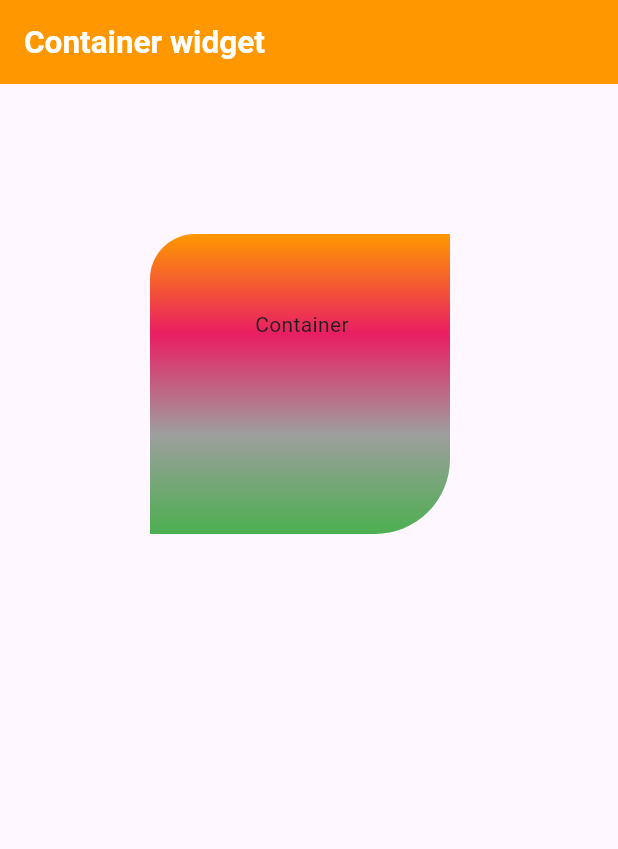
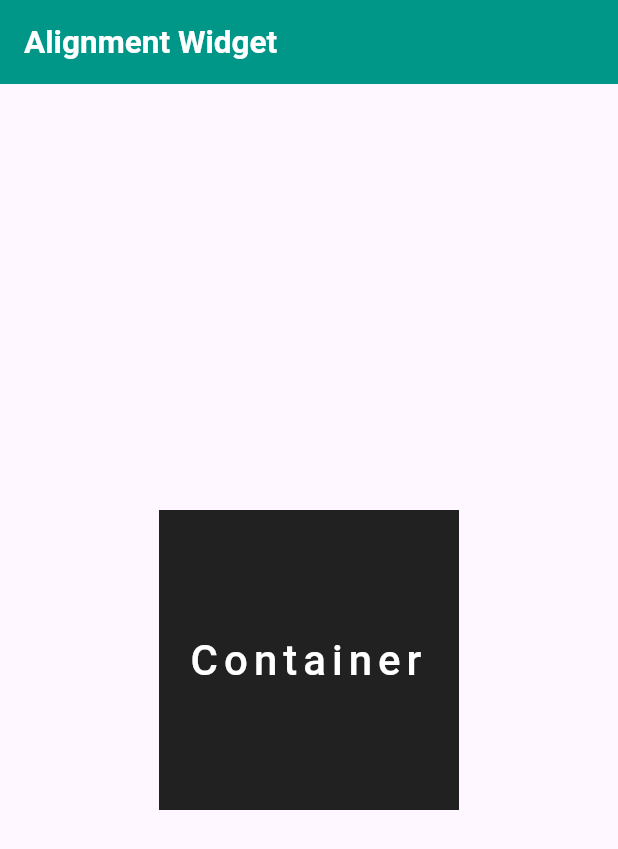
Before and after one commit to Malik399758/flutter_urraan_batch40_ui, a Flutter app: the screen it shows after launch, on a phone screen of 412 x 824 dp. Shown: the top 849 px of the screen. Run offline on Flutter 3.47's test engine with Material 3 defaults, Android fonts, the phone set to English and light mode, and no system bars.

Commit message:
Alignment and text widget

```diff
--- /dev/null
+++ b/lib/flutter_ui/alignment_and_text.dart
@@ -0,0 +1,57 @@
+import 'package:flutter/cupertino.dart';
+import 'package:flutter/material.dart';
+
+class AlignmentAndText extends StatefulWidget {
+  const AlignmentAndText({super.key});
+
+  @override
+  State<AlignmentAndText> createState() => _AlignmentAndTextState();
+}
+
+class _AlignmentAndTextState extends State<AlignmentAndText> {
+  @override
+  Widget build(BuildContext context) {
+    return Scaffold(
+      appBar: AppBar(
+        title: Text('Alignment Widget',style: TextStyle(fontSize: 21,fontWeight: FontWeight.w600,color: Colors.white),),
+        backgroundColor: Colors.teal,
+      ),
+      body: /*Align(
+        // predefined properties
+        //alignment: Alignment.bottomRight,
+        // alignment: Alignment(-0.1,-0.7),
+        // alignment: FractionalOffset(0.5,0.2),
+        child: Container(
+          width: 100,
+          height: 100,
+          color: Colors.amber,
+        ),
+      ),*/
+
+      // Text Widget
+      Center(
+        child: Container(
+          width: 200,
+          height: 200,
+          color: Colors.black87,
+          child: Center(
+            child: Text('Container',style: TextStyle(
+              letterSpacing: 4,
+              wordSpacing: 4,
+              fontSize: 28,
+              fontWeight: FontWeight.w500,
+            color: Colors.white
+            /*  color: Colors.black,
+              fontStyle: FontStyle.normal,*/
+             // decoration: TextDecoration.lineThrough,
+            ),
+            textDirection: TextDirection.rtl,
+              // overflow: TextOverflow.,
+            /*  maxLines: 2,*/
+            ),
+          ),
+        ),
+      )
+    );
+  }
+}
--- a/lib/flutter_ui/container.dart
+++ b/lib/flutter_ui/container.dart
@@ -38,7 +38,7 @@ class ContainerScreen extends StatelessWidget {
 
           ])
         ),
-        child: Text('Container'),
+        child: Text('Container!'),
       ),
     );
   }
--- a/lib/main.dart
+++ b/lib/main.dart
@@ -1,4 +1,5 @@
 import 'package:flutter/material.dart';
+import 'package:flutter_urraan_session_batch40_ui/flutter_ui/alignment_and_text.dart';
 import 'package:flutter_urraan_session_batch40_ui/flutter_ui/container.dart';
 
 void main() {
@@ -33,7 +34,8 @@ class MyApp extends StatelessWidget {
         colorScheme: ColorScheme.fromSeed(seedColor: Colors.deepPurple),
         useMaterial3: true,
       ),
-      home: ContainerScreen(),
+      home: AlignmentAndText(),
+      //ContainerScreen(),
       //const MyHomePage(title: 'Flutter Demo Home Page'),
     );
   }
```
